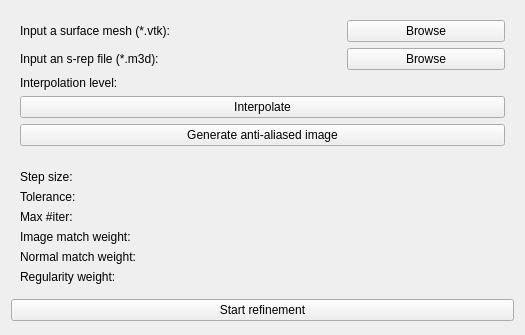
Before: the Qt Designer form SkeletalRepresentationRefiner/Resources/UI/qSlicerSkeletalRepresentationRefinerModuleWidget.ui in KitwareMedical/SlicerSkeletalRepresentation, drawn with Qt 5.
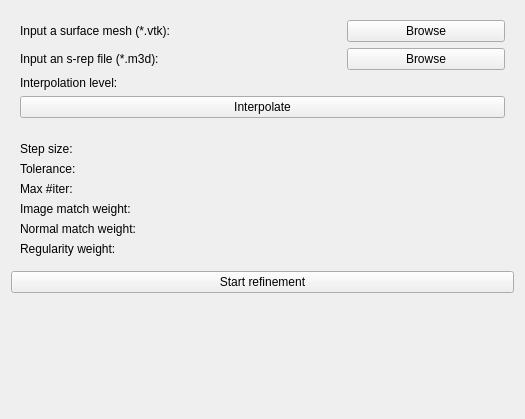
After: the same form once the commit is applied. Custom widgets are drawn as their Qt base class.

Commit message: finished refining s-reps with two terms: image match and normal match

Patch:
```diff
--- a/SkeletalRepresentationRefiner/Resources/UI/qSlicerSkeletalRepresentationRefinerModuleWidget.ui
+++ b/SkeletalRepresentationRefiner/Resources/UI/qSlicerSkeletalRepresentationRefinerModuleWidget.ui
@@ -7,7 +7,7 @@
     <x>0</x>
     <y>0</y>
     <width>525</width>
-    <height>335</height>
+    <height>419</height>
    </rect>
   </property>
   <property name="windowTitle">
@@ -107,13 +107,6 @@
         </property>
        </widget>
       </item>
-      <item>
-       <widget class="QPushButton" name="btn_image">
-        <property name="text">
-         <string>Generate anti-aliased image</string>
-        </property>
-       </widget>
-      </item>
      </layout>
     </widget>
    </item>
```
Left out of the diff: 2 changed lines with no effect on the pictures. The commit also changes 16 other files.
